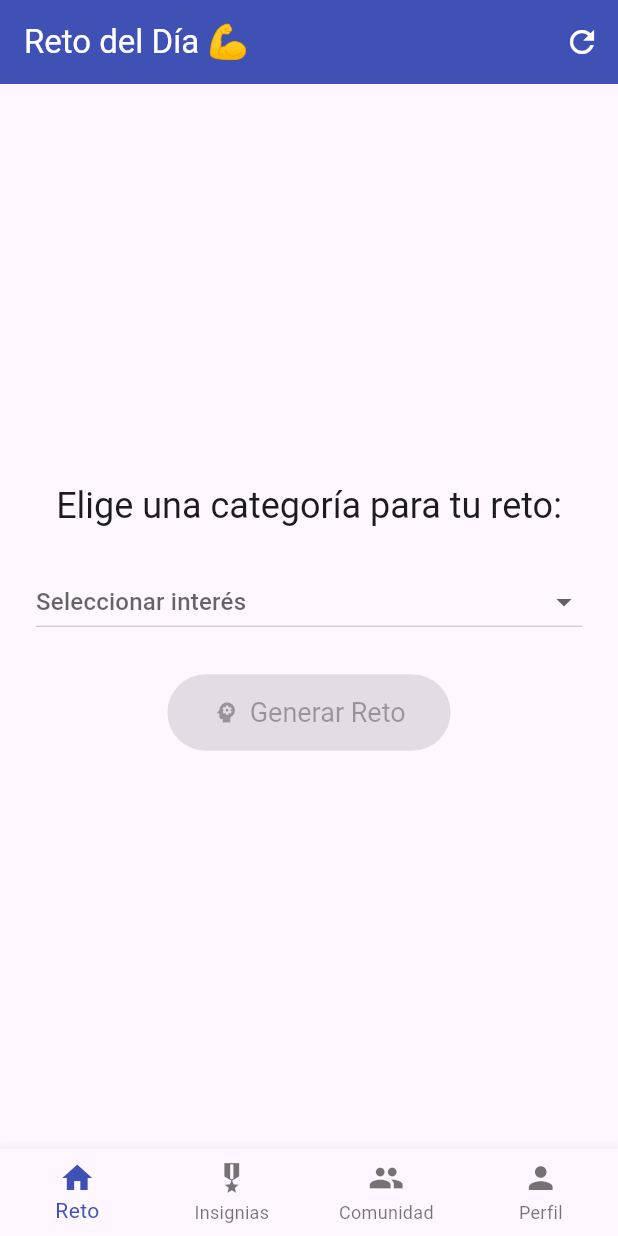
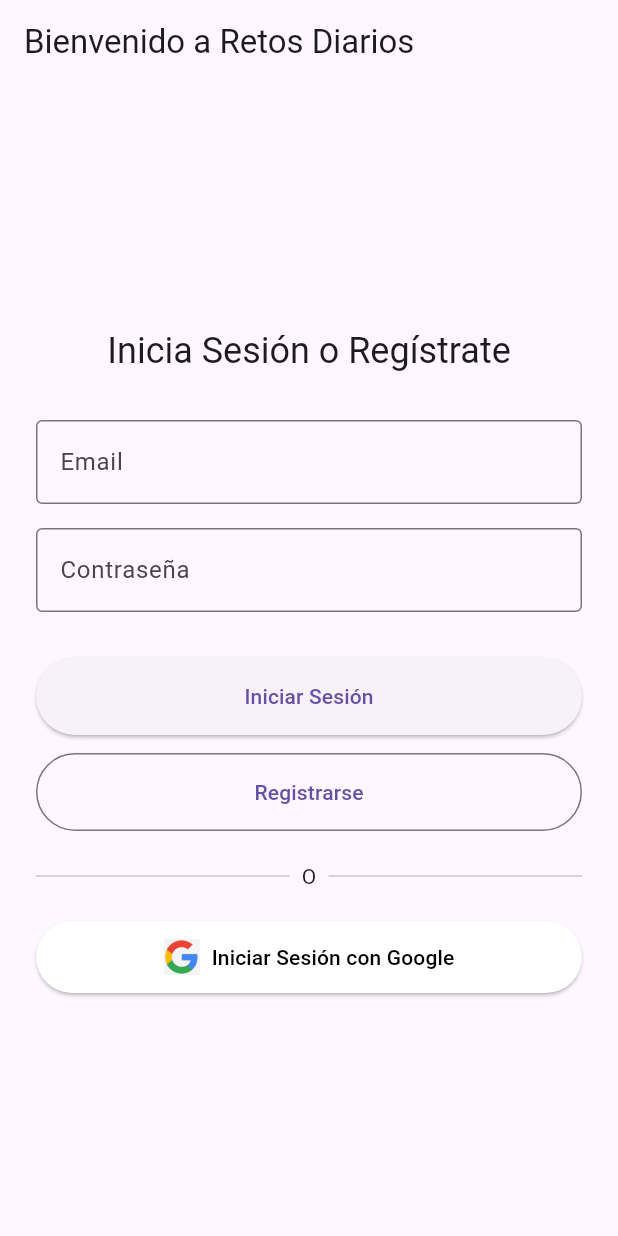
Before and after one commit to JTastico/Retos_Diarios, a Flutter app: the screen it shows after launch, on a phone screen of 412 x 824 dp. Run offline on Flutter 3.47's test engine with Material 3 defaults, Android fonts, the phone set to English and light mode, and no system bars; our stand-ins replace confetti, flutter_local_notifications, flutter_svg, google_generative_ai, google_sign_in, permission_handler and 2 more; missing offline and left inert: flutter_background_service; accounts and stored records are empty.

Commit message:
login sin google

```diff
--- a/lib/controllers/challenge_controller.dart
+++ b/lib/controllers/challenge_controller.dart
@@ -4,6 +4,8 @@ import 'dart:async';
 import 'package:flutter/material.dart';
 import 'package:confetti/confetti.dart';
 import 'package:flutter_background_service/flutter_background_service.dart';
+import 'package:google_sign_in/google_sign_in.dart';
+import 'package:supabase_flutter/supabase_flutter.dart';
 import '../models/challenge.dart';
 import '../models/user_progress.dart';
 import '../services/challenge_service.dart';
@@ -13,13 +15,13 @@ class ChallengeController with ChangeNotifier {
   final ChallengeService _challengeService = ChallengeService();
   final StorageService _storageService = StorageService();
   final _backgroundService = FlutterBackgroundService();
+  final _supabase = Supabase.instance.client;
 
   Challenge? _dailyChallenge;
   UserProgress? _userProgress;
   bool _isLoading = true;
   bool _isChallengeCompletedToday = false;
   late ConfettiController confettiController;
-
   bool _isTimerRunning = false;
   int _timerRemainingSeconds = 0;
 
@@ -30,56 +32,99 @@ class ChallengeController with ChangeNotifier {
   bool get isTimerRunning => _isTimerRunning;
   int get timerRemainingSeconds => _timerRemainingSeconds;
 
+
   ChallengeController() {
     confettiController = ConfettiController(duration: const Duration(seconds: 1));
-    // MODIFICADO: Solo carga los datos del usuario, no el reto.
     loadUserData();
     _backgroundService.on('update').listen(_onTimerUpdate);
     _backgroundService.on('timer_finished').listen(_onTimerFinished);
+
+    _supabase.auth.onAuthStateChange.listen((data) {
+      final AuthChangeEvent event = data.event;
+      if (event == AuthChangeEvent.signedIn || event == AuthChangeEvent.initialSession) {
+        loadUserData();
+      }
+    });
   }
 
-  // --- MÉTODOS MODIFICADOS Y NUEVOS ---
+  // --- MÉTODOS DE AUTENTICACIÓN ---
+  Future<void> signIn(String email, String password) async {
+    await _supabase.auth.signInWithPassword(email: email, password: password);
+  }
 
-  // 1. Carga solo los datos del usuario, sin buscar un reto.
+  Future<void> signUp(String email, String password) async {
+    await _supabase.auth.signUp(email: email, password: password);
+  }
+
+  Future<void> signOut() async {
+    // Primero, cierra la sesión de Google si está activa
+    if (await GoogleSignIn().isSignedIn()) {
+      await GoogleSignIn().signOut();
+    }
+    // Luego, cierra la sesión de Supabase
+    await _supabase.auth.signOut();
+    _userProgress = null;
+    _dailyChallenge = null;
+    notifyListeners();
+  }
+
+  Future<void> signInWithGoogle() async {
+    const webClientId = 'TU_ID_DE_CLIENTE_WEB.apps.googleusercontent.com';
+
+    final GoogleSignIn googleSignIn = GoogleSignIn(clientId: webClientId);
+    final googleUser = await googleSignIn.signIn();
+    final googleAuth = await googleUser!.authentication;
+    final accessToken = googleAuth.accessToken;
+    final idToken = googleAuth.idToken;
+
+    if (accessToken == null) {
+      throw 'No se pudo obtener el Access Token de Google.';
+    }
+    if (idToken == null) {
+      throw 'No se pudo obtener el ID Token de Google.';
+    }
+
+    await _supabase.auth.signInWithIdToken(
+      provider: OAuthProvider.google,
+      idToken: idToken,
+      accessToken: accessToken,
+    );
+  }
+
+
+  // --- RESTO DE MÉTODOS DEL CONTROLADOR ---
   Future<void> loadUserData() async {
+    if (_supabase.auth.currentUser == null) {
+      _isLoading = false;
+      notifyListeners();
+      return;
+    }
     _isLoading = true;
-    _dailyChallenge = null; // Resetea el reto al cargar
+    _dailyChallenge = null;
     notifyListeners();
-
     _userProgress = await _storageService.loadUserProgress();
-
     final isRunning = await _backgroundService.isRunning();
     _isTimerRunning = isRunning;
-
     _isLoading = false;
     notifyListeners();
   }
 
-  // 2. NUEVO: Busca un reto para un interés específico.
   Future<void> getChallengeForType(String interest) async {
     if (_userProgress == null) return;
-
     _isLoading = true;
     notifyListeners();
-
-    // Llama al servicio con un Set que contiene solo el interés seleccionado.
     _dailyChallenge = await _challengeService.getDailyChallenge({interest});
-
     if (_dailyChallenge != null) {
       _isChallengeCompletedToday = _userProgress!.completedChallengeIds.contains(_dailyChallenge!.id);
     }
-
     _isLoading = false;
     notifyListeners();
   }
 
-  // 3. NUEVO: Limpia el reto actual para permitir una nueva selección.
   void clearChallenge() {
     _dailyChallenge = null;
     notifyListeners();
   }
-
-  // --- MÉTODOS EXISTENTES (sin cambios en su lógica interna) ---
 
   void _onTimerUpdate(Map<String, dynamic>? event) {
     if (event != null) {
@@ -142,6 +187,7 @@ class ChallengeController with ChangeNotifier {
 
   Future<void> deleteInterest(String interest) async {
     if (_userProgress == null || _userProgress!.preferredChallengeTypes.length <= 1) return;
+    // --- ESTA ES LA LÍNEA CORREGIDA ---
     final newPrefs = Set<String>.from(_userProgress!.preferredChallengeTypes)..remove(interest);
     await updatePreferredTypes(newPrefs);
   }
--- a/lib/main.dart
+++ b/lib/main.dart
@@ -4,48 +4,89 @@ import 'dart:io';
 import 'package:flutter/material.dart';
 import 'package:provider/provider.dart';
 import 'package:permission_handler/permission_handler.dart';
+import 'package:supabase_flutter/supabase_flutter.dart'; // Importar Supabase
+import 'config.dart'; // Importar config
 import 'controllers/challenge_controller.dart';
-import 'services/background_timer_service.dart'; // Importar servicio
+import 'services/background_timer_service.dart';
+import 'views/auth_screen.dart'; // Importar la nueva pantalla de login
 import 'views/home_screen.dart';
 import 'views/badges_screen.dart';
 import 'views/community_screen.dart';
 import 'views/profile_screen.dart';
 
-// Workaround para errores de certificado en desarrollo (opcional)
 class MyHttpOverrides extends HttpOverrides {
   @override
   HttpClient createHttpClient(SecurityContext? context) {
     return super.createHttpClient(context)
-      ..badCertificateCallback =
-          (X509Certificate cert, String host, int port) => true;
+      ..badCertificateCallback = (X509Certificate cert, String host, int port) => true;
   }
 }
 
 Future<void> main() async {
-  // Asegurarse de que los bindings de Flutter estén listos
   WidgetsFlutterBinding.ensureInitialized();
+  HttpOverrides.global = MyHttpOverrides();
 
-  // Pedir permiso de notificaciones
+  // --- NUEVO: Inicializar Supabase ---
+  await Supabase.initialize(
+    url: supabaseUrl,
+    anonKey: supabaseAnonKey,
+  );
+
   await Permission.notification.isDenied.then((value) {
     if (value) {
       Permission.notification.request();
     }
   });
 
-  // Inicializar el servicio en segundo plano
   await BackgroundTimerService().initializeService();
-
-  HttpOverrides.global = MyHttpOverrides();
 
   runApp(
     ChangeNotifierProvider(
       create: (context) => ChallengeController(),
-      child: const RetosDiariosApp(),
+      child: const MainApp(), // Cambiado a un widget principal
     ),
   );
 }
 
-// ... el resto del archivo `main.dart` no cambia ...
+// --- NUEVO: Widget principal que envuelve toda la app ---
+class MainApp extends StatelessWidget {
+  const MainApp({super.key});
+
+  @override
+  Widget build(BuildContext context) {
+    return MaterialApp(
+      title: 'Retos Diarios',
+      theme: ThemeData(
+        primarySwatch: Colors.indigo,
+        visualDensity: VisualDensity.adaptivePlatformDensity,
+        useMaterial3: true,
+      ),
+      // --- NUEVO: AuthGate para decidir qué pantalla mostrar ---
+      home: const AuthGate(),
+      debugShowCheckedModeBanner: false,
+    );
+  }
+}
+
+// --- NUEVO: Widget que gestiona el estado de la sesión ---
+class AuthGate extends StatelessWidget {
+  const AuthGate({super.key});
+
+  @override
+  Widget build(BuildContext context) {
+    return StreamBuilder<AuthState>(
+      stream: Supabase.instance.client.auth.onAuthStateChange,
+      builder: (context, snapshot) {
+        // Si hay una sesión activa, muestra la app principal
+        if (snapshot.hasData && snapshot.data!.session != null) {
+          return const RetosDiariosApp();
+        }
+        // Si no, muestra la pantalla de login
+        return const AuthScreen();
+      },
+    );
+  }
+}
 
 class RetosDiariosApp extends StatefulWidget {
   const RetosDiariosApp({super.key});
@@ -72,43 +113,22 @@ class _RetosDiariosAppState extends State<RetosDiariosApp> {
 
   @override
   Widget build(BuildContext context) {
-    return MaterialApp(
-      title: 'Retos Diarios',
-      theme: ThemeData(
-        primarySwatch: Colors.indigo,
-        visualDensity: VisualDensity.adaptivePlatformDensity,
-        useMaterial3: true,
-      ),
-      home: Scaffold(
+    return Scaffold(
       body: Center(
         child: _widgetOptions.elementAt(_selectedIndex),
       ),
       bottomNavigationBar: BottomNavigationBar(
         type: BottomNavigationBarType.fixed,
         items: const <BottomNavigationBarItem>[
-            BottomNavigationBarItem(
-              icon: Icon(Icons.home),
-              label: 'Reto',
-            ),
-            BottomNavigationBarItem(
-              icon: Icon(Icons.military_tech),
-              label: 'Insignias',
-            ),
-            BottomNavigationBarItem(
-              icon: Icon(Icons.people),
-              label: 'Comunidad',
-            ),
-            BottomNavigationBarItem(
-              icon: Icon(Icons.person),
-              label: 'Perfil',
-            ),
+          BottomNavigationBarItem(icon: Icon(Icons.home), label: 'Reto'),
+          BottomNavigationBarItem(icon: Icon(Icons.military_tech), label: 'Insignias'),
+          BottomNavigationBarItem(icon: Icon(Icons.people), label: 'Comunidad'),
+          BottomNavigationBarItem(icon: Icon(Icons.person), label: 'Perfil'),
         ],
         currentIndex: _selectedIndex,
         selectedItemColor: Colors.indigo,
         onTap: _onItemTapped,
       ),
-      ),
-      debugShowCheckedModeBanner: false,
     );
   }
 }
--- /dev/null
+++ b/lib/views/auth_screen.dart
@@ -0,0 +1,164 @@
+// lib/views/auth_screen.dart
+
+import 'package:flutter/material.dart';
+import 'package:provider/provider.dart';
+import '../controllers/challenge_controller.dart';
+
+
+class AuthScreen extends StatefulWidget {
+  const AuthScreen({super.key});
+
+  @override
+  State<AuthScreen> createState() => _AuthScreenState();
+}
+
+class _AuthScreenState extends State<AuthScreen> {
+  final _formKey = GlobalKey<FormState>();
+  final _emailController = TextEditingController();
+  final _passwordController = TextEditingController();
+  bool _isLoading = false;
+
+  Future<void> _signIn() async {
+    if (!_formKey.currentState!.validate()) return;
+    setState(() => _isLoading = true);
+    try {
+      await context.read<ChallengeController>().signIn(
+        _emailController.text,
+        _passwordController.text,
+      );
+    } catch (e) {
+      if (mounted) {
+        ScaffoldMessenger.of(context).showSnackBar(
+          SnackBar(content: Text('Error al iniciar sesión: ${e.toString}')),
+        );
+      }
+    } finally {
+      if (mounted) {
+        setState(() => _isLoading = false);
+      }
+    }
+  }
+
+  Future<void> _signUp() async {
+    if (!_formKey.currentState!.validate()) return;
+    setState(() => _isLoading = true);
+    try {
+      await context.read<ChallengeController>().signUp(
+        _emailController.text,
+        _passwordController.text,
+      );
+      if (mounted) {
+         ScaffoldMessenger.of(context).showSnackBar(
+          const SnackBar(content: Text('¡Registro exitoso!')),
+        );
+      }
+    } catch (e) {
+       if (mounted) {
+        ScaffoldMessenger.of(context).showSnackBar(
+          SnackBar(content: Text('Error en el registro: ${e.toString}')),
+        );
+      }
+    } finally {
+      if (mounted) {
+        setState(() => _isLoading = false);
+      }
+    }
+  }
+
+  Future<void> _signInWithGoogle() async {
+    setState(() => _isLoading = true);
+    try {
+      await context.read<ChallengeController>().signInWithGoogle();
+    } catch (e) {
+      if (mounted) {
+        ScaffoldMessenger.of(context).showSnackBar(
+          SnackBar(content: Text('Error con Google: ${e.toString()}'), backgroundColor: Colors.red),
+        );
+      }
+    } finally {
+      if (mounted) {
+        setState(() => _isLoading = false);
+      }
+    }
+  }
+
+  @override
+  Widget build(BuildContext context) {
+    return Scaffold(
+      appBar: AppBar(title: const Text('Bienvenido a Retos Diarios')),
+      body: Center(
+        child: SingleChildScrollView(
+          padding: const EdgeInsets.all(24.0),
+          child: Form(
+            key: _formKey,
+            child: Column(
+              mainAxisAlignment: MainAxisAlignment.center,
+              children: [
+                Text('Inicia Sesión o Regístrate', style: Theme.of(context).textTheme.headlineSmall),
+                const SizedBox(height: 30),
+                TextFormField(
+                  controller: _emailController,
+                  decoration: const InputDecoration(labelText: 'Email', border: OutlineInputBorder()),
+                  keyboardType: TextInputType.emailAddress,
+                  validator: (value) => (value == null || !value.contains('@')) ? 'Email no válido' : null,
+                ),
+                const SizedBox(height: 16),
+                TextFormField(
+                  controller: _passwordController,
+                  decoration: const InputDecoration(labelText: 'Contraseña', border: OutlineInputBorder()),
+                  obscureText: true,
+                   validator: (value) => (value == null || value.length < 6) ? 'La contraseña debe tener al menos 6 caracteres' : null,
+                ),
+                const SizedBox(height: 30),
+                if (_isLoading)
+                  const CircularProgressIndicator()
+                else
+                  Column(
+                    crossAxisAlignment: CrossAxisAlignment.stretch,
+                    children: [
+                       ElevatedButton(
+                        onPressed: _signIn,
+                        style: ElevatedButton.styleFrom(padding: const EdgeInsets.symmetric(vertical: 16)),
+                        child: const Text('Iniciar Sesión'),
+                      ),
+                      const SizedBox(height: 12),
+                      OutlinedButton(
+                        onPressed: _signUp,
+                        style: OutlinedButton.styleFrom(padding: const EdgeInsets.symmetric(vertical: 16)),
+                        child: const Text('Registrarse'),
+                      ),
+
+                       // --- INICIO DEL CÓDIGO DEL BOTÓN DE GOOGLE ---
+                       const SizedBox(height: 20),
+                       const Row(
+                         children: [
+                           Expanded(child: Divider()),
+                           Padding(
+                             padding: EdgeInsets.symmetric(horizontal: 8.0),
+                             child: Text('O'),
+                           ),
+                           Expanded(child: Divider()),
+                         ],
+                       ),
+                       const SizedBox(height: 20),
+                       ElevatedButton.icon(
+                         onPressed: _signInWithGoogle,
+                         icon: Image.asset('assets/google_logo.png', height: 24.0),
+                         label: const Text('Iniciar Sesión con Google'),
+                         style: ElevatedButton.styleFrom(
+                           backgroundColor: Colors.white,
+                           foregroundColor: Colors.black,
+                           padding: const EdgeInsets.symmetric(vertical: 12),
+                         ),
+                       ),
+                       // --- FIN DEL CÓDIGO DEL BOTÓN DE GOOGLE ---
+                    ],
+                  ),
+              ],
+            ),
+          ),
+        ),
+      ),
+    );
+  }
+}
--- a/pubspec.yaml
+++ b/pubspec.yaml
@@ -21,6 +21,8 @@ dependencies:
   flutter_background_service: ^5.1.0
   flutter_local_notifications: ^19.3.0
   permission_handler: ^12.0.1
+  supabase_flutter: ^2.9.1
+  google_sign_in: ^6.2.1
 
 dev_dependencies:
   flutter_test:
@@ -31,5 +33,5 @@ flutter:
   uses-material-design: true
 
   # # Para agregar assets a tu aplicación, agrega una sección de assets como esta:
-  # assets:
-    # - lib/assets/badges/
+  assets:
+    - assets/
```
Also changed, not shown: lib/services/storage_service.dart (+32 -14 lines), lib/views/profile_screen.dart (+11 -28 lines), assets/google_logo.png (added), pubspec.lock, 8 other files. Lines whose indentation alone changed are shown as unchanged.
